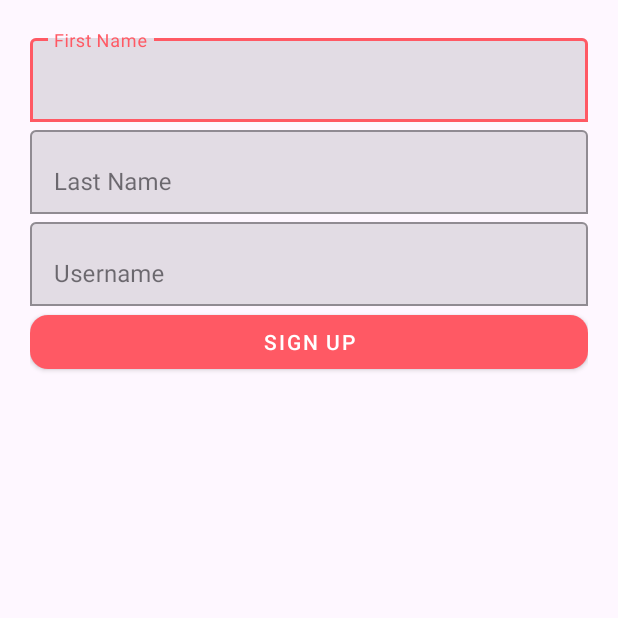
After one commit to Hema-Varshini/PlatePerfect-Android-Application, an Android app: the SignupActivity screen opened directly, with no data from a screen before it, on a phone screen of 412 x 824 dp, the top half of it. The commit adds this screen. Run offline under Robolectric (Android 15) with nearby library versions, the phone set to English and light mode, and no system bars; our stand-ins replace Firebase (no records; nobody signed in at launch, a user with empty details on screens opened directly).

Commit message:
Code Integration In Progress

```diff
--- /dev/null
+++ b/app/src/main/java/edu/northeastern/numad24su_plateperfect/SignupActivity.java
@@ -0,0 +1,63 @@
+package edu.northeastern.numad24su_plateperfect;
+
+import android.content.Intent;
+import android.os.Bundle;
+import android.widget.Button;
+import android.widget.EditText;
+import android.widget.Toast;
+
+import androidx.annotation.NonNull;
+import androidx.appcompat.app.AppCompatActivity;
+
+import com.google.firebase.database.DatabaseReference;
+import com.google.firebase.database.FirebaseDatabase;
+
+public class SignupActivity extends AppCompatActivity {
+
+    private EditText firstName, lastName, username;
+    private Button btnSignUp;
+    private DatabaseReference databaseReference;
+
+    @Override
+    protected void onCreate(Bundle savedInstanceState) {
+        super.onCreate(savedInstanceState);
+        setContentView(R.layout.activity_signup);
+
+        firstName = findViewById(R.id.editTextFirstName);
+        lastName = findViewById(R.id.editTextLastName);
+        username = findViewById(R.id.editTextUsername);
+        btnSignUp = findViewById(R.id.btnSignUp);
+
+        databaseReference = FirebaseDatabase.getInstance().getReference("users");
+
+        btnSignUp.setOnClickListener(v -> {
+            String first = firstName.getText().toString().trim();
+            String last = lastName.getText().toString().trim();
+            String user = username.getText().toString().trim();
+
+            if (!first.isEmpty() && !last.isEmpty() && !user.isEmpty()) {
+                addUserToDatabase(user, first, last);
+            } else {
+                Toast.makeText(SignupActivity.this, "Please enter all fields", Toast.LENGTH_SHORT).show();
+            }
+        });
+    }
+
+    private void addUserToDatabase(String username, String firstName, String lastName) {
+        if (username != null) {
+            User newUser = new User(firstName, lastName, username);
+            databaseReference.child(username).setValue(newUser)
+                    .addOnCompleteListener(task -> {
+                        if (task.isSuccessful()) {
+                            Toast.makeText(SignupActivity.this, "User registered successfully", Toast.LENGTH_SHORT).show();
+                            // Navigate to next activity
+                            Intent intent = new Intent(SignupActivity.this, BottomNavBarActivity.class);
+                            intent.putExtra("currentUser", username);
+                            startActivity(intent);
+                        } else {
+                            Toast.makeText(SignupActivity.this, "Failed to register user", Toast.LENGTH_SHORT).show();
+                        }
+                    });
+        }
+    }
+}
--- a/app/src/main/java/edu/northeastern/numad24su_plateperfect/SplashActivity.java
+++ b/app/src/main/java/edu/northeastern/numad24su_plateperfect/SplashActivity.java
@@ -29,7 +29,7 @@ public class SplashActivity extends AppCompatActivity {
             @Override
             public void run() {
 
-                startActivity(new Intent(SplashActivity.this, RecipeActivity.class));
+                startActivity(new Intent(SplashActivity.this, AuthSelectionActivity.class));
 
                 finish();
             }
--- /dev/null
+++ b/app/src/main/res/layout/activity_signup.xml
@@ -0,0 +1,83 @@
+<?xml version="1.0" encoding="utf-8"?>
+<androidx.constraintlayout.widget.ConstraintLayout xmlns:android="http://schemas.android.com/apk/res/android"
+    xmlns:app="http://schemas.android.com/apk/res-auto"
+    xmlns:tools="http://schemas.android.com/tools"
+    android:id="@+id/main"
+    android:layout_width="match_parent"
+    android:layout_height="match_parent"
+    android:layout_margin="20dp"
+    tools:context=".SignupActivity">
+
+    <!-- First Name Field -->
+    <com.google.android.material.textfield.TextInputLayout
+        android:id="@+id/textInputFirstName"
+        android:layout_width="0dp"
+        android:layout_height="wrap_content"
+        android:hint="First Name"
+        style="@style/Widget.MaterialComponents.TextInputLayout.FilledBox"
+        app:boxBackgroundMode="outline"
+        app:layout_constraintTop_toTopOf="parent"
+        app:layout_constraintStart_toStartOf="parent"
+        app:layout_constraintEnd_toEndOf="parent"
+        android:layout_marginBottom="16dp">
+
+        <com.google.android.material.textfield.TextInputEditText
+            android:id="@+id/editTextFirstName"
+            android:layout_width="match_parent"
+            android:layout_height="wrap_content"
+            android:inputType="textPersonName" />
+    </com.google.android.material.textfield.TextInputLayout>
+
+    <!-- Last Name Field -->
+    <com.google.android.material.textfield.TextInputLayout
+        android:id="@+id/textInputLastName"
+        android:layout_width="0dp"
+        android:layout_height="wrap_content"
+        android:hint="Last Name"
+        style="@style/Widget.MaterialComponents.TextInputLayout.FilledBox"
+        app:boxBackgroundMode="outline"
+        app:layout_constraintTop_toBottomOf="@id/textInputFirstName"
+        app:layout_constraintStart_toStartOf="parent"
+        app:layout_constraintEnd_toEndOf="parent"
+        android:layout_marginBottom="16dp">
+
+        <com.google.android.material.textfield.TextInputEditText
+            android:id="@+id/editTextLastName"
+            android:layout_width="match_parent"
+            android:layout_height="wrap_content"
+            android:inputType="textPersonName" />
+    </com.google.android.material.textfield.TextInputLayout>
+
+    <!-- Username Field -->
+    <com.google.android.material.textfield.TextInputLayout
+        android:id="@+id/textInputUsername"
+        android:layout_width="0dp"
+        android:layout_height="wrap_content"
+        android:hint="Username"
+        style="@style/Widget.MaterialComponents.TextInputLayout.FilledBox"
+        app:boxBackgroundMode="outline"
+        app:layout_constraintTop_toBottomOf="@id/textInputLastName"
+        app:layout_constraintStart_toStartOf="parent"
+        app:layout_constraintEnd_toEndOf="parent"
+        android:layout_marginBottom="32dp">
+
+        <com.google.android.material.textfield.TextInputEditText
+            android:id="@+id/editTextUsername"
+            android:layout_width="match_parent"
+            android:layout_height="wrap_content"
+            android:inputType="textPersonName" />
+    </com.google.android.material.textfield.TextInputLayout>
+
+    <!-- Sign Up Button -->
+    <com.google.android.material.button.MaterialButton
+        android:id="@+id/btnSignUp"
+        android:layout_width="0dp"
+        android:layout_height="wrap_content"
+        android:text="Sign Up"
+        app:cornerRadius="12dp"
+        app:layout_constraintTop_toBottomOf="@id/textInputUsername"
+        app:layout_constraintStart_toStartOf="parent"
+        app:layout_constraintEnd_toEndOf="parent"
+        style="@style/Widget.MaterialComponents.Button" />
+
+</androidx.constraintlayout.widget.ConstraintLayout>
```
Also changed, not shown: app/src/main/AndroidManifest.xml (+11 -3 lines), app/src/main/java/edu/northeastern/numad24su_plateperfect/AuthSelectionActivity.java (added, +32 -0 lines), app/src/main/java/edu/northeastern/numad24su_plateperfect/ChatsActivity.java (+7 -8 lines), app/src/main/java/edu/northeastern/numad24su_plateperfect/LoginActivity.java (+19 -50 lines), app/src/main/java/edu/northeastern/numad24su_plateperfect/User.java (+19 -2 lines), app/src/main/res/layout/activity_auth_selection.xml (added, +22 -0 lines).
